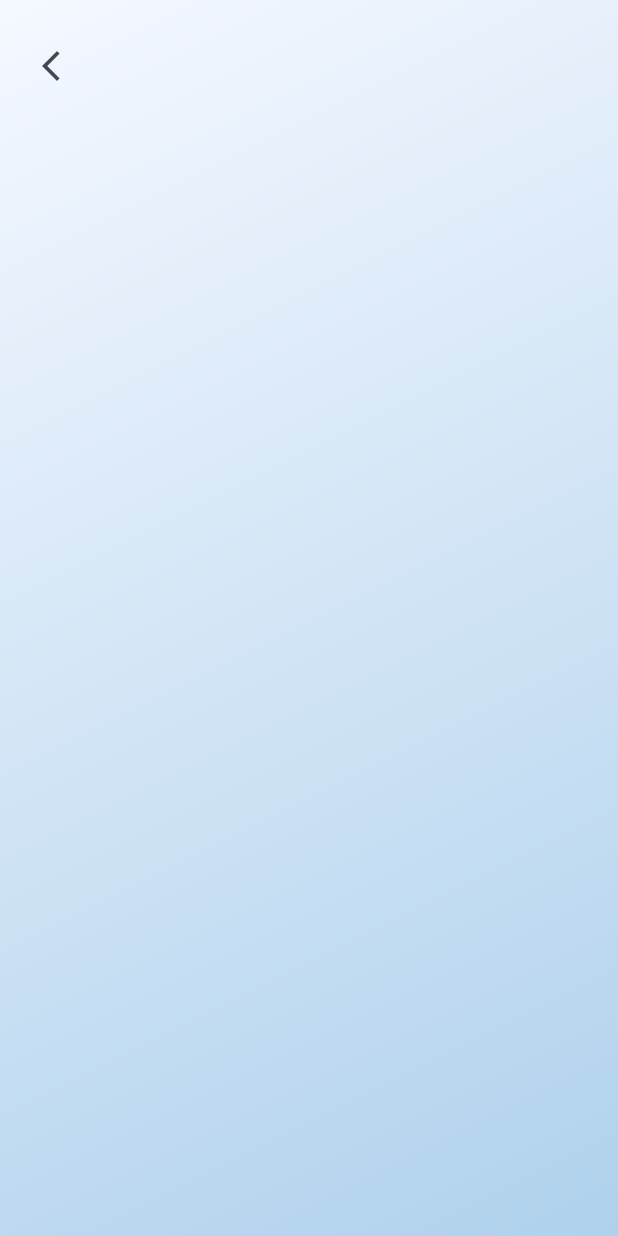
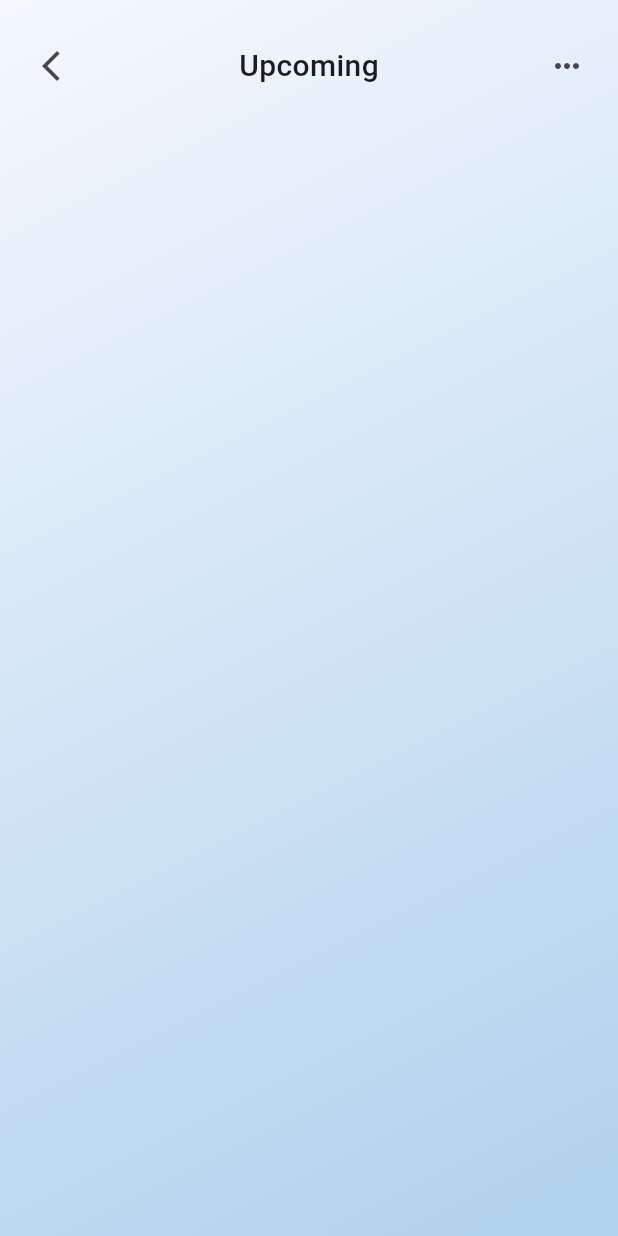
Before and after one commit to George-Samir88/TEKNOSOFT, a Flutter app: the UpcomingView screen opened directly, on a phone screen of 412 x 824 dp. Run offline on Flutter 3.47's test engine with Material 3 defaults, Android fonts, the phone set to English and light mode, and no system bars.

Commit message:
finish upcoming appBar

```diff
--- a/lib/features/home/presentation/views/widgets/custom_upcoming_appBar.dart
+++ b/lib/features/home/presentation/views/widgets/custom_upcoming_appBar.dart
@@ -8,10 +8,21 @@ class CustomUpcomingAppBar extends StatelessWidget {
   @override
   Widget build(BuildContext context) {
     return Row(
+      mainAxisAlignment: MainAxisAlignment.spaceBetween,
       children: [
         IconButton(
+          onPressed: () {
+            Navigator.pop(context);
+          },
+          icon: const Icon(Icons.arrow_back_ios_new_outlined),
+        ),
+        const Text(
+          'Upcoming',
+          style: TextStyle(fontSize: 20, fontWeight: FontWeight.w500),
+        ),
+        IconButton(
           onPressed: () {},
-          icon: const Icon(Icons.arrow_back_ios_new_outlined),
+          icon: const Icon(Icons.more_horiz_rounded),
         ),
       ],
     );
```
